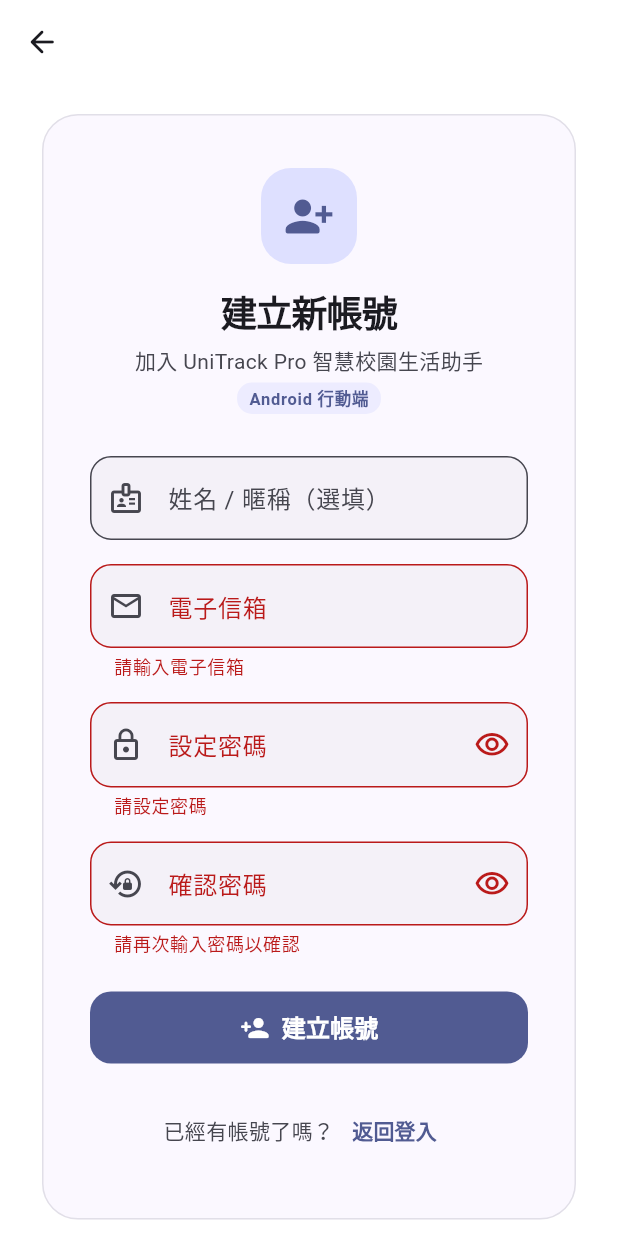
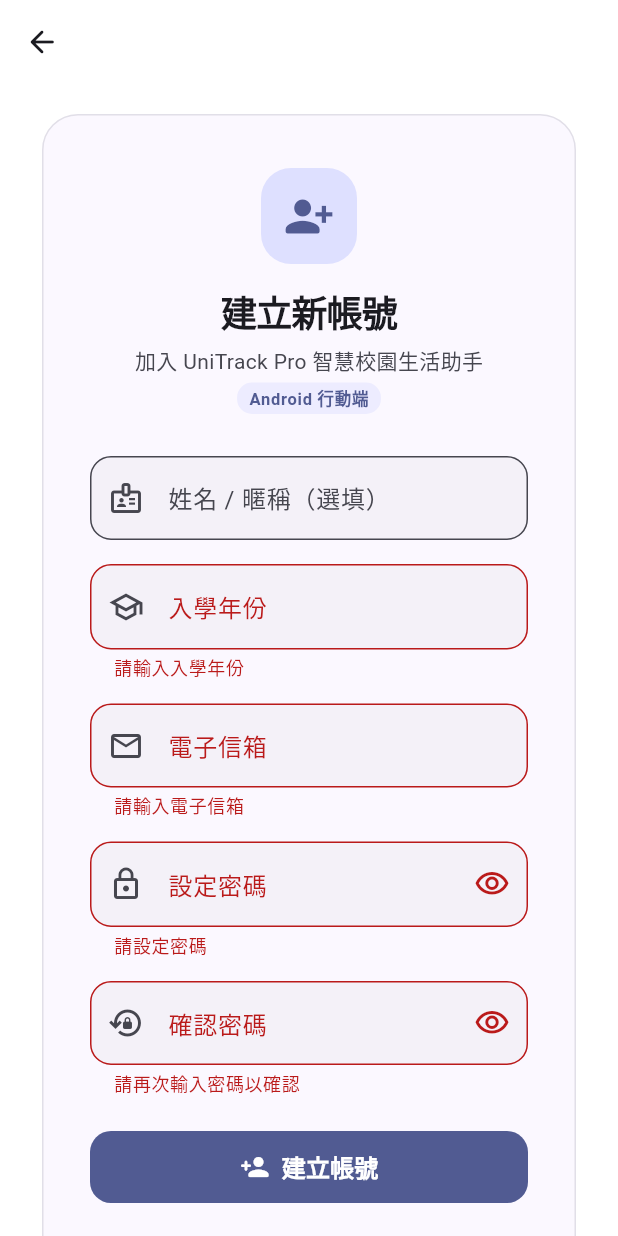
Before and after one commit to ZhaoHong04126/unitrack_app_2, a Flutter app: the RegisterScreen screen opened directly, after a tap on "建立帳號", on a phone screen of 412 x 824 dp. Run offline on Flutter 3.47's test engine with Material 3 defaults, Android fonts, the phone set to English and light mode, and no system bars; our stand-ins replace cloud_firestore, firebase_auth, firebase_core, shared_preferences; accounts and stored records are empty; generated files the repository leaves out were written again.

Commit message:
v0.10.0 : feat(register): 新增入學年份欄位並更新註冊邏輯與驗證

```diff
--- a/lib/screens/auth/register_screen.dart
+++ b/lib/screens/auth/register_screen.dart
@@ -14,6 +14,7 @@ class RegisterScreen extends StatefulWidget {
 class _RegisterScreenState extends State<RegisterScreen> {
   final _formKey = GlobalKey<FormState>();
   final _nameController = TextEditingController();
+  final _enrollmentYearController = TextEditingController();
   final _emailController = TextEditingController();
   final _passwordController = TextEditingController();
   final _confirmPasswordController = TextEditingController();
@@ -25,6 +26,7 @@ class _RegisterScreenState extends State<RegisterScreen> {
   @override
   void dispose() {
     _nameController.dispose();
+    _enrollmentYearController.dispose();
     _emailController.dispose();
     _passwordController.dispose();
     _confirmPasswordController.dispose();
@@ -42,6 +44,7 @@ class _RegisterScreenState extends State<RegisterScreen> {
         email: _emailController.text,
         password: _passwordController.text,
         displayName: _nameController.text.trim(),
+        enrollmentYear: _enrollmentYearController.text.trim(),
       );
 
       if (mounted) {
@@ -191,6 +194,38 @@ class _RegisterScreenState extends State<RegisterScreen> {
                               borderRadius: BorderRadius.circular(14),
                             ),
                           ),
+                        ),
+                        const SizedBox(height: 16),
+
+                        // 入學年份欄位
+                        TextFormField(
+                          controller: _enrollmentYearController,
+                          enabled: !_isLoading,
+                          keyboardType: TextInputType.number,
+                          textInputAction: TextInputAction.next,
+                          decoration: InputDecoration(
+                            labelText: '入學年份',
+                            hintText: '入學年份，例如：112 或 2023',
+                            prefixIcon: const Icon(Icons.school_outlined),
+                            filled: true,
+                            fillColor: colorScheme.surfaceContainerHighest
+                                .withValues(alpha: 0.3),
+                            border: OutlineInputBorder(
+                              borderRadius: BorderRadius.circular(14),
+                            ),
+                          ),
+                          validator: (value) {
+                            if (value == null || value.trim().isEmpty) {
+                              return '請輸入入學年份';
+                            }
+                            final year = int.tryParse(value.trim());
+                            if (year == null ||
+                                !((year >= 80 && year <= 200) ||
+                                    (year >= 1990 && year <= 2100))) {
+                              return '請輸入有效的入學年份（例如：112 或 2023）';
+                            }
+                            return null;
+                          },
                         ),
                         const SizedBox(height: 16),
 
--- a/lib/services/auth_service.dart
+++ b/lib/services/auth_service.dart
@@ -42,11 +42,12 @@ class AuthService {
   }
 
   /// 使用電子信箱與密碼進行註冊
-  /// 可額外傳入 [displayName] 於 Firebase Auth 及 Firestore 儲存個人資訊
+  /// 可額外傳入 [displayName] 與 [enrollmentYear] 於 Firebase Auth 及 Firestore 儲存個人資訊
   Future<UserCredential> signUpWithEmail({
     required String email,
     required String password,
     String? displayName,
+    String? enrollmentYear,
   }) async {
     try {
       final credential = await _auth.createUserWithEmailAndPassword(
@@ -56,6 +57,7 @@ class AuthService {
 
       final user = credential.user;
       final trimmedName = displayName?.trim();
+      final trimmedEnrollmentYear = enrollmentYear?.trim();
 
       if (user != null && trimmedName != null && trimmedName.isNotEmpty) {
         await user.updateDisplayName(trimmedName);
@@ -68,6 +70,7 @@ class AuthService {
             'uid': user.uid,
             'email': user.email,
             'displayName': trimmedName ?? '',
+            'enrollmentYear': trimmedEnrollmentYear ?? '',
             'createdAt': FieldValue.serverTimestamp(),
             'lastLoginAt': FieldValue.serverTimestamp(),
           }, SetOptions(merge: true));
```
Also changed, not shown: 1 other file.
